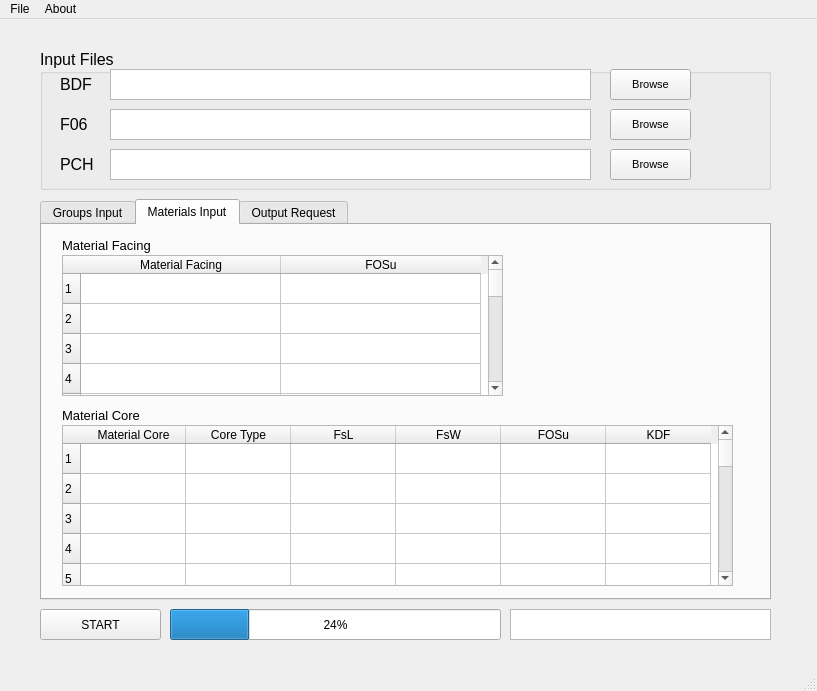
Before: the Qt Designer form GUI/incomp_gui.ui in oncosmin/NASTRAN-Composite-Processing, drawn with Qt 5.
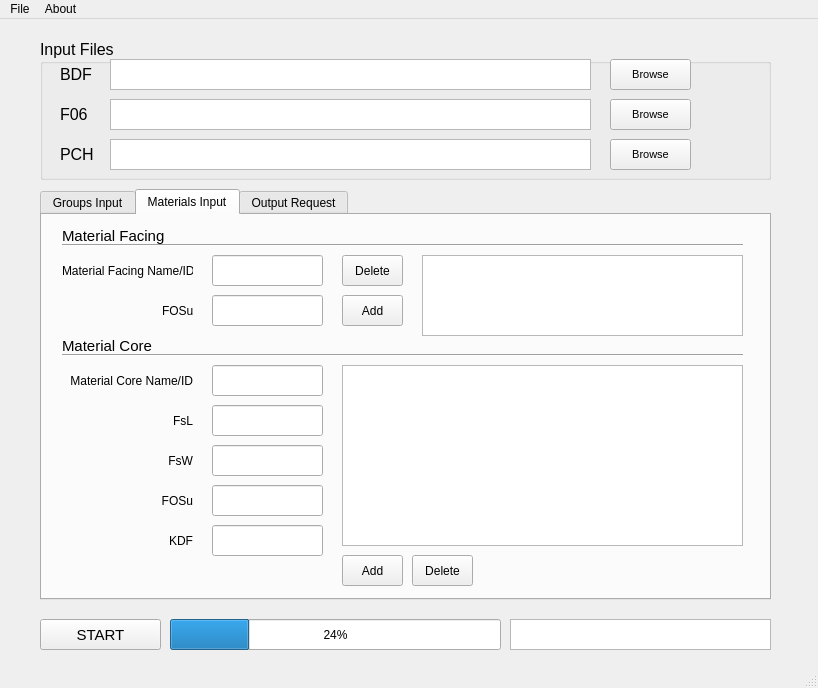
After: the same form once the commit is applied. The open tabs and pages were chosen to show the change.

Patch:
```diff
--- a/GUI/incomp_gui.ui
+++ b/GUI/incomp_gui.ui
@@ -6,158 +6,14 @@
    <rect>
     <x>0</x>
     <y>0</y>
-    <width>817</width>
-    <height>691</height>
+    <width>818</width>
+    <height>688</height>
    </rect>
   </property>
   <property name="windowTitle">
    <string>INCOMP</string>
   </property>
   <widget class="QWidget" name="centralwidget">
-   <widget class="QGroupBox" name="groupBox">
-    <property name="geometry">
-     <rect>
-      <x>40</x>
-      <y>30</y>
-      <width>731</width>
-      <height>141</height>
-     </rect>
-    </property>
-    <property name="font">
-     <font>
-      <pointsize>12</pointsize>
-     </font>
-    </property>
-    <property name="title">
-     <string>Input Files</string>
-    </property>
-    <widget class="QPushButton" name="browse_bdf">
-     <property name="geometry">
-      <rect>
-       <x>570</x>
-       <y>20</y>
-       <width>81</width>
-       <height>31</height>
-      </rect>
-     </property>
-     <property name="font">
-      <font>
-       <pointsize>8</pointsize>
-      </font>
-     </property>
-     <property name="cursor">
-      <cursorShape>ArrowCursor</cursorShape>
-     </property>
-     <property name="text">
-      <string>Browse</string>
-     </property>
-    </widget>
-    <widget class="QPushButton" name="browse_f06">
-     <property name="geometry">
-      <rect>
-       <x>570</x>
-       <y>60</y>
-       <width>81</width>
-       <height>31</height>
-      </rect>
-     </property>
-     <property name="font">
-      <font>
-       <pointsize>8</pointsize>
-      </font>
-     </property>
-     <property name="text">
-      <string>Browse</string>
-     </property>
-    </widget>
-    <widget class="QPushButton" name="browse_pch">
-     <property name="geometry">
-      <rect>
-       <x>570</x>
-       <y>100</y>
-       <width>81</width>
-       <height>31</height>
-      </rect>
-     </property>
-     <property name="font">
-      <font>
-       <pointsize>8</pointsize>
-      </font>
-     </property>
-     <property name="text">
-      <string>Browse</string>
-     </property>
-    </widget>
-    <widget class="QLabel" name="label">
-     <property name="geometry">
-      <rect>
-       <x>20</x>
-       <y>20</y>
-       <width>41</width>
-       <height>31</height>
-      </rect>
-     </property>
-     <property name="text">
-      <string>BDF</string>
-     </property>
-    </widget>
-    <widget class="QLabel" name="label_2">
-     <property name="geometry">
-      <rect>
-       <x>20</x>
-       <y>60</y>
-       <width>41</width>
-       <height>31</height>
-      </rect>
-     </property>
-     <property name="text">
-      <string>F06</string>
-     </property>
-    </widget>
-    <widget class="QLabel" name="label_3">
-     <property name="geometry">
-      <rect>
-       <x>20</x>
-       <y>100</y>
-       <width>41</width>
-       <height>31</height>
-      </rect>
-     </property>
-     <property name="text">
-      <string>PCH</string>
-     </property>
-    </widget>
-    <widget class="QTextBrowser" name="browse_view_f06">
-     <property name="geometry">
-      <rect>
-       <x>70</x>
-       <y>60</y>
-       <width>481</width>
-       <height>31</height>
-      </rect>
-     </property>
-    </widget>
-    <widget class="QTextBrowser" name="browse_view_bdf">
-     <property name="geometry">
-      <rect>
-       <x>70</x>
-       <y>20</y>
-       <width>481</width>
-       <height>31</height>
-      </rect>
-     </property>
-    </widget>
-    <widget class="QTextBrowser" name="browse_view_pch">
-     <property name="geometry">
-      <rect>
-       <x>70</x>
-       <y>100</y>
-       <width>481</width>
-       <height>31</height>
-      </rect>
-     </property>
-    </widget>
-   </widget>
    <widget class="QWidget" name="widget" native="true">
     <property name="geometry">
      <rect>
@@ -171,9 +27,9 @@
      <property name="geometry">
       <rect>
        <x>20</x>
-       <y>170</y>
+       <y>160</y>
        <width>731</width>
-       <height>401</height>
+       <height>411</height>
       </rect>
      </property>
      <property name="currentIndex">
@@ -481,7 +337,7 @@
        </property>
        <property name="font">
         <font>
-         <pointsize>10</pointsize>
+         <pointsize>11</pointsize>
         </font>
        </property>
        <property name="text">
@@ -492,584 +348,328 @@
        <property name="geometry">
         <rect>
          <x>20</x>
-         <y>180</y>
-         <width>191</width>
+         <y>120</y>
+         <width>101</width>
          <height>21</height>
         </rect>
        </property>
        <property name="font">
         <font>
-         <pointsize>10</pointsize>
+         <pointsize>11</pointsize>
         </font>
        </property>
        <property name="text">
         <string>Material Core</string>
        </property>
       </widget>
-      <widget class="QTableWidget" name="tableWidget_2">
+      <widget class="QTableView" name="tableView_facing">
        <property name="geometry">
         <rect>
+         <x>380</x>
+         <y>40</y>
+         <width>321</width>
+         <height>81</height>
+        </rect>
+       </property>
+      </widget>
+      <widget class="QTableView" name="tableView_core">
+       <property name="geometry">
+        <rect>
+         <x>300</x>
+         <y>150</y>
+         <width>401</width>
+         <height>181</height>
+        </rect>
+       </property>
+      </widget>
+      <widget class="QLineEdit" name="line_insert_mat_facing">
+       <property name="geometry">
+        <rect>
+         <x>170</x>
+         <y>40</y>
+         <width>111</width>
+         <height>31</height>
+        </rect>
+       </property>
+      </widget>
+      <widget class="QLineEdit" name="line_insert_facing_fosu">
+       <property name="geometry">
+        <rect>
+         <x>170</x>
+         <y>80</y>
+         <width>111</width>
+         <height>31</height>
+        </rect>
+       </property>
+      </widget>
+      <widget class="QLabel" name="label_matFacing_2">
+       <property name="geometry">
+        <rect>
          <x>20</x>
-         <y>30</y>
-         <width>441</width>
-         <height>141</height>
+         <y>40</y>
+         <width>131</width>
+         <height>31</height>
         </rect>
        </property>
-       <attribute name="horizontalHeaderCascadingSectionResizes">
-        <bool>true</bool>
-       </attribute>
-       <attribute name="horizontalHeaderDefaultSectionSize">
-        <number>200</number>
-       </attribute>
-       <attribute name="horizontalHeaderShowSortIndicator" stdset="0">
-        <bool>false</bool>
-       </attribute>
-       <attribute name="horizontalHeaderStretchLastSection">
-        <bool>false</bool>
-       </attribute>
-       <row>
-        <property name="text">
-         <string>1</string>
-        </property>
-       </row>
-       <row>
-        <property name="text">
-         <string>2</string>
-        </property>
-       </row>
-       <row>
-        <property name="text">
-         <string>3</string>
-        </property>
-       </row>
-       <row>
-        <property name="text">
-         <string>4</string>
-        </property>
-       </row>
-       <row>
-        <property name="text">
-         <string>5</string>
-        </property>
-       </row>
-       <row>
-        <property name="text">
-         <string>6</string>
-        </property>
-       </row>
-       <row>
-        <property name="text">
-         <string>7</string>
-        </property>
-       </row>
-       <row>
-        <property name="text">
-         <string>8</string>
-        </property>
-       </row>
-       <row>
-        <property name="text">
-         <string>9</string>
-        </property>
-       </row>
-       <row>
-        <property name="text">
-         <string>10</string>
-        </property>
-       </row>
-       <row>
-        <property name="text">
-         <string>11</string>
-        </property>
-       </row>
-       <row>
-        <property name="text">
-         <string>12</string>
-        </property>
-       </row>
-       <row>
-        <property name="text">
-         <string>13</string>
-        </property>
-       </row>
-       <row>
-        <property name="text">
-         <string>14</string>
-        </property>
-       </row>
-       <row>
-        <property name="text">
-         <string>15</string>
-        </property>
-       </row>
-       <row>
-        <property name="text">
-         <string>16</string>
-        </property>
-       </row>
-       <row>
-        <property name="text">
-         <string>17</string>
-        </property>
-       </row>
-       <row>
-        <property name="text">
-         <string>18</string>
-        </property>
-       </row>
-       <row>
-        <property name="text">
-         <string>19</string>
-        </property>
-       </row>
-       <row>
-        <property name="text">
-         <string>20</string>
-        </property>
-       </row>
-       <row>
-        <property name="text">
-         <string>21</string>
-        </property>
-       </row>
-       <row>
-        <property name="text">
-         <string>22</string>
-        </property>
-       </row>
-       <row>
-        <property name="text">
-         <string>23</string>
-        </property>
-       </row>
-       <row>
-        <property name="text">
-         <string>24</string>
-        </property>
-       </row>
-       <row>
-        <property name="text">
-         <string>25</string>
-        </property>
-       </row>
-       <row>
-        <property name="text">
-         <string>26</string>
-        </property>
-       </row>
-       <row>
-        <property name="text">
-         <string>27</string>
-        </property>
-       </row>
-       <row>
-        <property name="text">
-         <string>28</string>
-        </property>
-       </row>
-       <row>
-        <property name="text">
-         <string>29</string>
-        </property>
-       </row>
-       <row>
-        <property name="text">
-         <string>30</string>
-        </property>
-       </row>
-       <row>
-        <property name="text">
-         <string>31</string>
-        </property>
-       </row>
-       <row>
-        <property name="text">
-         <string>32</string>
-        </property>
-       </row>
-       <row>
-        <property name="text">
-         <string>33</string>
-        </property>
-       </row>
-       <row>
-        <property name="text">
-         <string>34</string>
-        </property>
-       </row>
-       <row>
-        <property name="text">
-         <string>35</string>
-        </property>
-       </row>
-       <row>
-        <property name="text">
-         <string>36</string>
-        </property>
-       </row>
-       <row>
-        <property name="text">
-         <string>37</string>
-        </property>
-       </row>
-       <row>
-        <property name="text">
-         <string>38</string>
-        </property>
-       </row>
-       <row>
-        <property name="text">
-         <string>39</string>
-        </property>
-       </row>
-       <row>
-        <property name="text">
-         <string>40</string>
-        </property>
-       </row>
-       <row>
-        <property name="text">
-         <string>41</string>
-        </property>
-       </row>
-       <row>
-        <property name="text">
-         <string>42</string>
-        </property>
-       </row>
-       <row>
-        <property name="text">
-         <string>43</string>
-        </property>
-       </row>
-       <row>
-        <property name="text">
-         <string>44</string>
-        </property>
-       </row>
-       <row>
-        <property name="text">
-         <string>45</string>
-        </property>
-       </row>
-       <row>
-        <property name="text">
-         <string>46</string>
-        </property>
-       </row>
-       <row>
-        <property name="text">
-         <string>47</string>
-        </property>
-       </row>
-       <row>
-        <property name="text">
-         <string>48</string>
-        </property>
-       </row>
-       <row>
-        <property name="text">
-         <string>50</string>
-        </property>
-       </row>
-       <column>
-        <property name="text">
-         <string>Material Facing</string>
-        </property>
-       </column>
-       <column>
-        <property name="text">
-         <string>FOSu</string>
-        </property>
-       </column>
+       <property name="font">
+        <font>
+         <pointsize>9</pointsize>
+        </font>
+       </property>
+       <property name="text">
+        <string>Material Facing Name/ID</string>
+       </property>
       </widget>
-      <widget class="QTableWidget" name="tableWidget_3">
+      <widget class="QLabel" name="label_facing_FOSu">
        <property name="geometry">
         <rect>
+         <x>120</x>
+         <y>80</y>
+         <width>31</width>
+         <height>31</height>
+        </rect>
+       </property>
+       <property name="font">
+        <font>
+         <pointsize>9</pointsize>
+        </font>
+       </property>
+       <property name="text">
+        <string>FOSu</string>
+       </property>
+      </widget>
+      <widget class="QPushButton" name="pushButton_add_facing">
+       <property name="geometry">
+        <rect>
+         <x>300</x>
+         <y>80</y>
+         <width>61</width>
+         <height>31</height>
+        </rect>
+       </property>
+       <property name="text">
+        <string>Add</string>
+       </property>
+      </widget>
+      <widget class="QPushButton" name="pushButton_delete_facing">
+       <property name="geometry">
+        <rect>
+         <x>300</x>
+         <y>40</y>
+         <width>61</width>
+         <height>31</height>
+        </rect>
+       </property>
+       <property name="text">
+        <string>Delete</string>
+       </property>
+      </widget>
+      <widget class="QLabel" name="label_matCore">
+       <property name="geometry">
+        <rect>
          <x>20</x>
-         <y>200</y>
-         <width>671</width>
-         <height>161</height>
+         <y>150</y>
+         <width>131</width>
+         <height>31</height>
         </rect>
        </property>
-       <attribute name="horizontalHeaderDefaultSectionSize">
-        <number>105</number>
-       </attribute>
-       <row>
-        <property name="text">
-         <string>1</string>
-        </property>
-       </row>
-       <row>
-        <property name="text">
-         <string>2</string>
-        </property>
-       </row>
-       <row>
-        <property name="text">
-         <string>3</string>
-        </property>
-       </row>
-       <row>
-        <property name="text">
-         <string>4</string>
-        </property>
-       </row>
-       <row>
-        <property name="text">
-         <string>5</string>
-        </property>
-       </row>
-       <row>
-        <property name="text">
-         <string>6</string>
-        </property>
-       </row>
-       <row>
-        <property name="text">
-         <string>7</string>
-        </property>
-       </row>
-       <row>
-        <property name="text">
-         <string>8</string>
-        </property>
-       </row>
-       <row>
-        <property name="text">
-         <string>9</string>
-        </property>
-       </row>
-       <row>
-        <property name="text">
-         <string>10</string>
-        </property>
-       </row>
-       <row>
-        <property name="text">
-         <string>11</string>
-        </property>
-       </row>
-       <row>
-        <property name="text">
-         <string>12</string>
-        </property>
-       </row>
-       <row>
-        <property name="text">
-         <string>13</string>
-        </property>
-       </row>
-       <row>
-        <property name="text">
-         <string>14</string>
-        </property>
-       </row>
-       <row>
-        <property name="text">
-         <string>15</string>
-        </property>
-       </row>
-       <row>
-        <property name="text">
-         <string>16</string>
-        </property>
-       </row>
-       <row>
-        <property name="text">
-         <string>17</string>
-        </property>
-       </row>
-       <row>
-        <property name="text">
-         <string>18</string>
-        </property>
-       </row>
-       <row>
-        <property name="text">
-         <string>19</string>
-        </property>
-       </row>
-       <row>
-        <property name="text">
-         <string>20</string>
-        </property>
-       </row>
-       <row>
-        <property name="text">
-         <string>21</string>
-        </property>
-       </row>
-       <row>
-        <property name="text">
-         <string>22</string>
-        </property>
-       </row>
-       <row>
-        <property name="text">
-         <string>23</string>
-        </property>
-       </row>
-       <row>
-        <property name="text">
-         <string>24</string>
-        </property>
-       </row>
-       <row>
-        <property name="text">
-         <string>25</string>
-        </property>
-       </row>
-       <row>
-        <property name="text">
-         <string>26</string>
-        </property>
-       </row>
-       <row>
-        <property name="text">
-         <string>27</string>
-        </property>
-       </row>
-       <row>
-        <property name="text">
-         <string>28</string>
-        </property>
-       </row>
-       <row>
-        <property name="text">
-         <string>29</string>
-        </property>
-       </row>
-       <row>
-        <property name="text">
-         <string>30</string>
-        </property>
-       </row>
-       <row>
-        <property name="text">
-         <string>31</string>
-        </property>
-       </row>
-       <row>
-        <property name="text">
-         <string>32</string>
-        </property>
-       </row>
-       <row>
-        <property name="text">
-         <string>33</string>
-        </property>
-       </row>
-       <row>
-        <property name="text">
-         <string>34</string>
-        </property>
-       </row>
-       <row>
-        <property name="text">
-         <string>35</string>
-        </property>
-       </row>
-       <row>
-        <property name="text">
-         <string>36</string>
-        </property>
-       </row>
-       <row>
-        <property name="text">
-         <string>37</string>
-        </property>
-       </row>
-       <row>
-        <property name="text">
-         <string>38</string>
-        </property>
-       </row>
-       <row>
-        <property name="text">
-         <string>39</string>
-        </property>
-       </row>
-       <row>
-        <property name="text">
-         <string>40</string>
-        </property>
-       </row>
-       <row>
-        <property name="text">
-         <string>41</string>
-        </property>
-       </row>
-       <row>
-        <property name="text">
-         <string>42</string>
-        </property>
-       </row>
-       <row>
-        <property name="text">
-         <string>43</string>
-        </property>
-       </row>
-       <row>
-        <property name="text">
-         <string>44</string>
-        </property>
-       </row>
-       <row>
-        <property name="text">
-         <string>45</string>
-        </property>
-       </row>
-       <row>
-        <property name="text">
-         <string>46</string>
-        </property>
-       </row>
-       <row>
-        <property name="text">
-         <string>47</string>
-        </property>
-       </row>
-       <row>
-        <property name="text">
-         <string>48</string>
-        </property>
-       </row>
-       <row>
-        <property name="text">
-         <string>50</string>
-        </property>
-       </row>
-       <column>
-        <property name="text">
-         <string>Material Core</string>
-        </property>
-       </column>
-       <column>
-        <property name="text">
-         <string>Core Type</string>
-        </property>
-       </column>
-       <column>
-        <property name="text">
-         <string>FsL</string>
-        </property>
-       </column>
-       <column>
-        <property name="text">
-         <string>FsW</string>
-        </property>
-       </column>
-       <column>
-        <property name="text">
-         <string>FOSu</string>
-        </property>
-       </column>
-       <column>
-        <property name="text">
-         <string>KDF</string>
-        </property>
-       </column>
+       <property name="font">
+        <font>
+         <pointsize>9</pointsize>
+        </font>
+       </property>
+       <property name="text">
+        <string>Material Core Name/ID</string>
+       </property>
+       <property name="alignment">
+        <set>Qt::AlignRight|Qt::AlignTrailing|Qt::AlignVCenter</set>
+       </property>
+      </widget>
+      <widget class="QLineEdit" name="line_insert_core_id">
+       <property name="geometry">
+        <rect>
+         <x>170</x>
+         <y>150</y>
+         <width>111</width>
+         <height>31</height>
+        </rect>
+       </property>
+      </widget>
+      <widget class="QLabel" name="label_FSL">
+       <property name="geometry">
+        <rect>
+         <x>20</x>
+         <y>190</y>
+         <width>131</width>
+         <height>31</height>
+        </rect>
+       </property>
+       <property name="font">
+        <font>
+         <pointsize>9</pointsize>
+        </font>
+       </property>
+       <property name="text">
+        <string>FsL</string>
+       </property>
+       <property name="alignment">
+        <set>Qt::AlignRight|Qt::AlignTrailing|Qt::AlignVCenter</set>
+       </property>
+      </widget>
+      <widget class="QLineEdit" name="line_insert_fsl">
+       <property name="geometry">
+        <rect>
+         <x>170</x>
+         <y>190</y>
+         <width>111</width>
+         <height>31</height>
+        </rect>
+       </property>
+      </widget>
+      <widget class="QLineEdit" name="line_insert_fsw">
+       <property name="geometry">
+        <rect>
+         <x>170</x>
+         <y>230</y>
+         <width>111</width>
+         <height>31</height>
+        </rect>
+       </property>
+      </widget>
+      <widget class="QLabel" name="label_FSW">
+       <property name="geometry">
+        <rect>
+         <x>120</x>
+         <y>230</y>
+         <width>31</width>
+         <height>31</height>
+        </rect>
+       </property>
+       <property name="font">
+        <font>
+         <pointsize>9</pointsize>
+        </font>
+       </property>
+       <property name="text">
+        <string>FsW</string>
+       </property>
+       <property name="alignment">
+        <set>Qt::AlignRight|Qt::AlignTrailing|Qt::AlignVCenter</set>
+       </property>
+      </widget>
+      <widget class="QLabel" name="label_FOSU">
+       <property name="geometry">
+        <rect>
+         <x>110</x>
+         <y>270</y>
+         <width>41</width>
+         <height>31</height>
+        </rect>
+       </property>
+       <property name="font">
+        <font>
+         <pointsize>9</pointsize>
+        </font>
+       </property>
+       <property name="text">
+        <string>FOSu</string>
+       </property>
+       <property name="alignment">
+        <set>Qt::AlignRight|Qt::AlignTrailing|Qt::AlignVCenter</set>
+       </property>
+      </widget>
+      <widget class="QLineEdit" name="line_insert_core_fosu">
+       <property name="geometry">
+        <rect>
+         <x>170</x>
+         <y>270</y>
+         <width>111</width>
+         <height>31</height>
+        </rect>
+       </property>
+      </widget>
+      <widget class="QLineEdit" name="line_insert_kdf">
+       <property name="geometry">
+        <rect>
+         <x>170</x>
+         <y>310</y>
+         <width>111</width>
+         <height>31</height>
+        </rect>
+       </property>
+      </widget>
+      <widget class="QLabel" name="label_KDF">
+       <property name="geometry">
+        <rect>
+         <x>120</x>
+         <y>310</y>
+         <width>31</width>
+         <height>31</height>
+        </rect>
+       </property>
+       <property name="font">
+        <font>
+         <pointsize>9</pointsize>
+        </font>
+       </property>
+       <property name="text">
+        <string>KDF</string>
+       </property>
+       <property name="alignment">
+        <set>Qt::AlignRight|Qt::AlignTrailing|Qt::AlignVCenter</set>
+       </property>
+      </widget>
+      <widget class="QPushButton" name="pushButton_add_core">
+       <property name="geometry">
+        <rect>
+         <x>300</x>
+         <y>340</y>
+         <width>61</width>
+         <height>31</height>
+        </rect>
+       </property>
+       <property name="text">
+        <string>Add</string>
+       </property>
+      </widget>
+      <widget class="QPushButton" name="pushButton_delete_core">
+       <property name="geometry">
+        <rect>
+         <x>370</x>
+         <y>340</y>
+         <width>61</width>
+         <height>31</height>
+        </rect>
+       </property>
+       <property name="text">
+        <string>Delete</string>
+       </property>
+      </widget>
+      <widget class="Line" name="line">
+       <property name="geometry">
+        <rect>
+         <x>20</x>
+         <y>130</y>
+         <width>681</width>
+         <height>20</height>
+        </rect>
+       </property>
+       <property name="orientation">
+        <enum>Qt::Horizontal</enum>
+       </property>
+      </widget>
+      <widget class="Line" name="line_insert_core_kdf">
+       <property name="geometry">
+        <rect>
+         <x>20</x>
+         <y>20</y>
+         <width>681</width>
+         <height>20</height>
+        </rect>
+       </property>
+       <property name="orientation">
+        <enum>Qt::Horizontal</enum>
+       </property>
       </widget>
      </widget>
      <widget class="QWidget" name="tab_3">
@@ -1154,11 +754,16 @@
      <property name="geometry">
       <rect>
        <x>20</x>
-       <y>580</y>
+       <y>590</y>
        <width>121</width>
        <height>31</height>
       </rect>
      </property>
+     <property name="font">
+      <font>
+       <pointsize>11</pointsize>
+      </font>
+     </property>
      <property name="text">
       <string>START</string>
      </property>
@@ -1167,7 +772,7 @@
      <property name="geometry">
       <rect>
        <x>150</x>
-       <y>580</y>
+       <y>590</y>
        <width>331</width>
        <height>31</height>
       </rect>
@@ -1180,12 +785,156 @@
      <property name="geometry">
       <rect>
        <x>490</x>
-       <y>580</y>
+       <y>590</y>
        <width>261</width>
        <height>31</height>
       </rect>
      </property>
     </widget>
+    <widget class="QGroupBox" name="groupBox">
+     <property name="geometry">
+      <rect>
+       <x>20</x>
+       <y>10</y>
+       <width>731</width>
+       <height>141</height>
+      </rect>
+     </property>
+     <property name="font">
+      <font>
+       <pointsize>12</pointsize>
+      </font>
+     </property>
+     <property name="title">
+      <string>Input Files</string>
+     </property>
+     <widget class="QPushButton" name="browse_bdf">
+      <property name="geometry">
+       <rect>
+        <x>570</x>
+        <y>20</y>
+        <width>81</width>
+        <height>31</height>
+       </rect>
+      </property>
+      <property name="font">
+       <font>
+        <pointsize>8</pointsize>
+       </font>
+      </property>
+      <property name="cursor">
+       <cursorShape>ArrowCursor</cursorShape>
+      </property>
+      <property name="text">
+       <string>Browse</string>
+      </property>
+     </widget>
+     <widget class="QPushButton" name="browse_f06">
+      <property name="geometry">
+       <rect>
+        <x>570</x>
+        <y>60</y>
+        <width>81</width>
+        <height>31</height>
+       </rect>
+      </property>
+      <property name="font">
+       <font>
+        <pointsize>8</pointsize>
+       </font>
+      </property>
+      <property name="text">
+       <string>Browse</string>
+      </property>
+     </widget>
+     <widget class="QPushButton" name="browse_pch">
+      <property name="geometry">
+       <rect>
+        <x>570</x>
+        <y>100</y>
+        <width>81</width>
+        <height>31</height>
+       </rect>
+      </property>
+      <property name="font">
+       <font>
+        <pointsize>8</pointsize>
+       </font>
+      </property>
+      <property name="text">
+       <string>Browse</string>
+      </property>
+     </widget>
+     <widget class="QLabel" name="label_bdf">
+      <property name="geometry">
+       <rect>
+        <x>20</x>
+        <y>20</y>
+        <width>41</width>
+        <height>31</height>
+       </rect>
+      </property>
+      <property name="text">
+       <string>BDF</string>
+      </property>
+     </widget>
+     <widget class="QLabel" name="label_f06">
+      <property name="geometry">
+       <rect>
+        <x>20</x>
+        <y>60</y>
+        <width>41</width>
+        <height>31</height>
+       </rect>
+      </property>
+      <property name="text">
+       <string>F06</string>
+      </property>
+     </widget>
+     <widget class="QLabel" name="label_pch">
+      <property name="geometry">
+       <rect>
+        <x>20</x>
+        <y>100</y>
+        <width>41</width>
+        <height>31</height>
+       </rect>
+      </property>
+      <property name="text">
+       <string>PCH</string>
+      </property>
+     </widget>
+     <widget class="QTextBrowser" name="browse_view_f06">
+      <property name="geometry">
+       <rect>
+        <x>70</x>
+        <y>60</y>
+        <width>481</width>
+        <height>31</height>
+       </rect>
+      </property>
+     </widget>
+     <widget class="QTextBrowser" name="browse_view_bdf">
+      <property name="geometry">
+       <rect>
+        <x>70</x>
+        <y>20</y>
+        <width>481</width>
+        <height>31</height>
+       </rect>
+      </property>
+     </widget>
+     <widget class="QTextBrowser" name="browse_view_pch">
+      <property name="geometry">
+       <rect>
+        <x>70</x>
+        <y>100</y>
+        <width>481</width>
+        <height>31</height>
+       </rect>
+      </property>
+     </widget>
+    </widget>
    </widget>
    <zorder>widget</zorder>
    <zorder>groupBox</zorder>
@@ -1195,7 +944,7 @@
     <rect>
      <x>0</x>
      <y>0</y>
-     <width>817</width>
+     <width>818</width>
      <height>21</height>
     </rect>
    </property>
```
Left out of the diff: 409 changed lines with no effect on the pictures.
